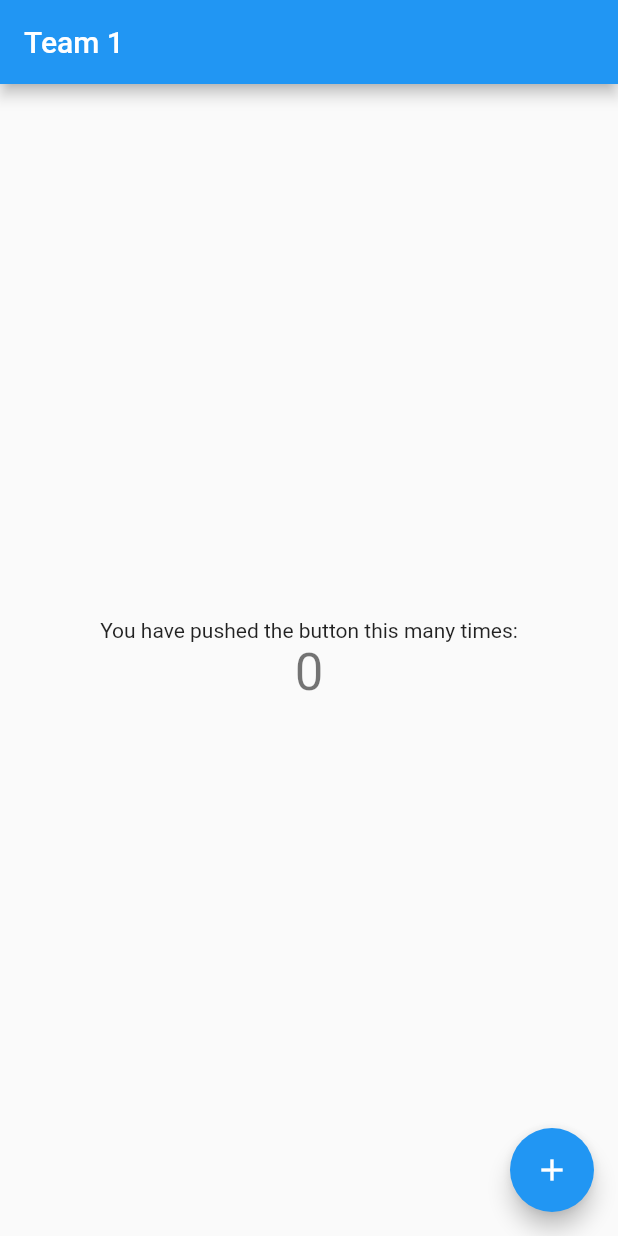
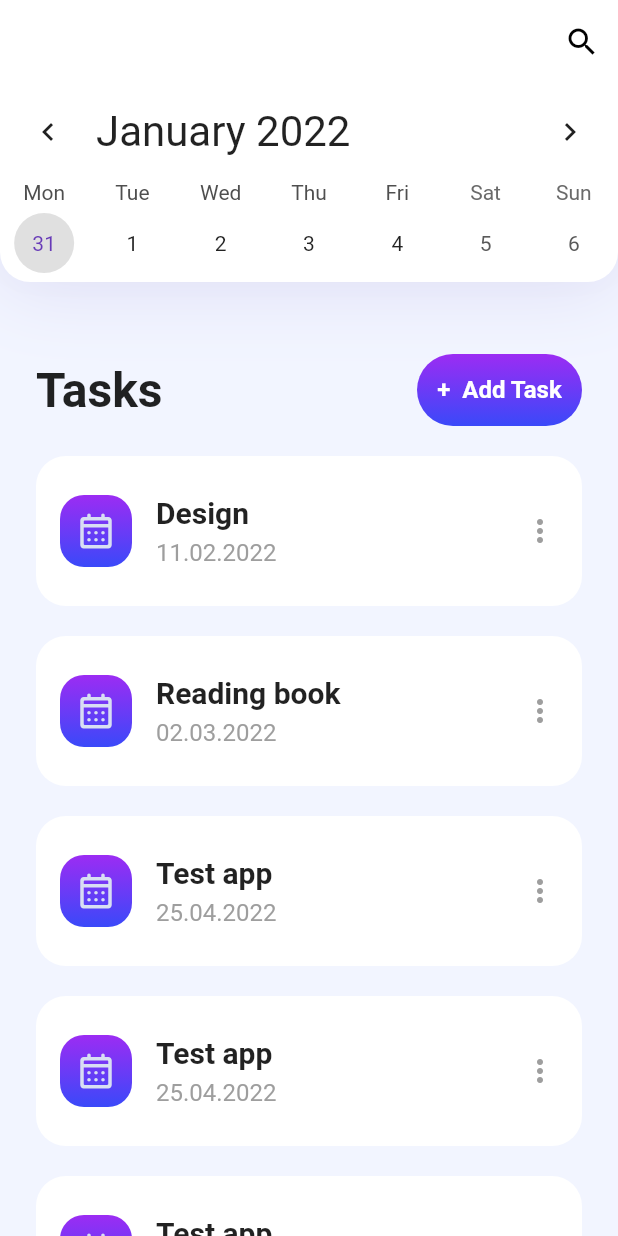
Before and after one commit to ZayniddinMamarasulov/task-manager, a Flutter app: the screen it shows after launch, on a phone screen of 412 x 824 dp. Run offline on Flutter 3.47's test engine with Material 2 defaults, Android fonts, the phone set to English and light mode, and no system bars; drawn by our look-alikes of table_calendar; our stand-ins replace flutter_svg.

Commit message:
tasks page

```diff
--- a/lib/main.dart
+++ b/lib/main.dart
@@ -1,4 +1,6 @@
 import 'package:flutter/material.dart';
+import 'package:flutter_localizations/flutter_localizations.dart';
+import 'package:task_manager/second_page/second_page.dart';
 
 void main() {
   runApp(const MyApp());
@@ -7,109 +9,22 @@ void main() {
 class MyApp extends StatelessWidget {
   const MyApp({Key? key}) : super(key: key);
 
-  // This widget is the root of your application.
   @override
   Widget build(BuildContext context) {
     return MaterialApp(
       title: 'Flutter Demo',
       theme: ThemeData(
-        // This is the theme of your application.
-        //
-        // Try running your application with "flutter run". You'll see the
-        // application has a blue toolbar. Then, without quitting the app, try
-        // changing the primarySwatch below to Colors.green and then invoke
-        // "hot reload" (press "r" in the console where you ran "flutter run",
-        // or simply save your changes to "hot reload" in a Flutter IDE).
-        // Notice that the counter didn't reset back to zero; the application
-        // is not restarted.
         primarySwatch: Colors.blue,
       ),
-      home: const MyHomePage(title: 'Team 1'),
+      localizationsDelegates: const [
+        GlobalMaterialLocalizations.delegate,
+        GlobalWidgetsLocalizations.delegate,
+      ],
+      supportedLocales: const [
+        Locale('ru', 'RU'),
+        Locale('en', 'US'),
+      ],
+      home: const TasksPage(),
     );
   }
 }
-
-class MyHomePage extends StatefulWidget {
-  const MyHomePage({Key? key, required this.title}) : super(key: key);
-
-  // This widget is the home page of your application. It is stateful, meaning
-  // that it has a State object (defined below) that contains fields that affect
-  // how it looks.
-
-  // This class is the configuration for the state. It holds the values (in this
-  // case the title) provided by the parent (in this case the App widget) and
-  // used by the build method of the State. Fields in a Widget subclass are
-  // always marked "final".
-
-  final String title;
-
-  @override
-  State<MyHomePage> createState() => _MyHomePageState();
-}
-
-class _MyHomePageState extends State<MyHomePage> {
-  int _counter = 0;
-
-  void _incrementCounter() {
-    setState(() {
-      // This call to setState tells the Flutter framework that something has
-      // changed in this State, which causes it to rerun the build method below
-      // so that the display can reflect the updated values. If we changed
-      // _counter without calling setState(), then the build method would not be
-      // called again, and so nothing would appear to happen.
-      _counter++;
-    });
-  }
-
-  @override
-  Widget build(BuildContext context) {
-    // This method is rerun every time setState is called, for instance as done
-    // by the _incrementCounter method above.
-    //
-    // The Flutter framework has been optimized to make rerunning build methods
-    // fast, so that you can just rebuild anything that needs updating rather
-    // than having to individually change instances of widgets.
-    return Scaffold(
-      appBar: AppBar(
-        // Here we take the value from the MyHomePage object that was created by
-        // the App.build method, and use it to set our appbar title.
-        title: Text(widget.title),
-      ),
-      body: Center(
-        // Center is a layout widget. It takes a single child and positions it
-        // in the middle of the parent.
-        child: Column(
-          // Column is also a layout widget. It takes a list of children and
-          // arranges them vertically. By default, it sizes itself to fit its
-          // children horizontally, and tries to be as tall as its parent.
-          //
-          // Invoke "debug painting" (press "p" in the console, choose the
-          // "Toggle Debug Paint" action from the Flutter Inspector in Android
-          // Studio, or the "Toggle Debug Paint" command in Visual Studio Code)
-          // to see the wireframe for each widget.
-          //
-          // Column has various properties to control how it sizes itself and
-          // how it positions its children. Here we use mainAxisAlignment to
-          // center the children vertically; the main axis here is the vertical
-          // axis because Columns are vertical (the cross axis would be
-          // horizontal).
-          mainAxisAlignment: MainAxisAlignment.center,
-          children: <Widget>[
-            const Text(
-              'You have pushed the button this many times:',
-            ),
-            Text(
-              '$_counter',
-              style: Theme.of(context).textTheme.headline4,
-            ),
-          ],
-        ),
-      ),
-      floatingActionButton: FloatingActionButton(
-        onPressed: _incrementCounter,
-        tooltip: 'Increment',
-        child: const Icon(Icons.add),
-      ), // This trailing comma makes auto-formatting nicer for build methods.
-    );
-  }
-}
--- /dev/null
+++ b/lib/models/task.dart
@@ -0,0 +1,17 @@
+class Task {
+  final String title;
+  final String date;
+
+  Task({required this.title, required this.date});
+
+  static List<Task> tasks = [
+    Task(title: 'Design', date: '11.02.2022'),
+    Task(title: 'Reading book', date: '02.03.2022'),
+    Task(title: 'Test app', date: '25.04.2022'),
+    Task(title: 'Test app', date: '25.04.2022'),
+    Task(title: 'Test app', date: '25.04.2022'),
+    Task(title: 'Test app', date: '25.04.2022'),
+    Task(title: 'Test app', date: '25.04.2022'),
+    Task(title: 'Test app', date: '25.04.2022'),
+  ];
+}
--- /dev/null
+++ b/lib/second_page/custom_calendar.dart
@@ -0,0 +1,129 @@
+import 'package:flutter/material.dart';
+import 'package:table_calendar/table_calendar.dart';
+
+class CustomCalendar extends StatefulWidget {
+  final locale;
+
+  const CustomCalendar({Key? key, required this.locale}) : super(key: key);
+
+  @override
+  State<CustomCalendar> createState() => _CustomCalendarState();
+}
+
+class _CustomCalendarState extends State<CustomCalendar> {
+  var _calendarFormat = CalendarFormat.week;
+
+  var focusedDay = DateTime.now();
+
+  @override
+  void initState() {
+    // TODO: implement initState
+    super.initState();
+  }
+
+  @override
+  Widget build(BuildContext context) {
+    return Container(
+      decoration: const BoxDecoration(
+        color: Colors.white,
+        borderRadius: BorderRadius.only(
+          bottomLeft: Radius.circular(20),
+          bottomRight: Radius.circular(20),
+        ),
+        boxShadow: [
+          BoxShadow(
+            color: Color(0xff05000000),
+            offset: Offset(0, -7),
+            blurRadius: 23,
+          ),
+          BoxShadow(
+            color: Color(0xff26725CC1),
+            offset: Offset(0, 4),
+            blurRadius: 44,
+          ),
+        ],
+      ),
+      child: TableCalendar(
+        // calendarBuilders: CalendarBuilders(
+        //   selectedBuilder: (context, date, events) {
+        //     print(date);
+        //     setState(() {
+        //       focusedDay = date;
+        //     });
+        //     return Container(
+        //         margin: const EdgeInsets.all(4.0),
+        //         alignment: Alignment.center,
+        //         decoration: BoxDecoration(
+        //             color: Theme.of(context).primaryColor,
+        //             borderRadius: BorderRadius.circular(10.0)),
+        //         child: Text(
+        //           date.day.toString(),
+        //           style: TextStyle(color: Colors.deepPurple),
+        //         ));
+        //   },
+        //   todayBuilder: (context, date, events) => Container(
+        //       margin: const EdgeInsets.all(4.0),
+        //       alignment: Alignment.center,
+        //       decoration: BoxDecoration(
+        //           color: Colors.grey.shade300,
+        //           borderRadius: BorderRadius.circular(10.0)),
+        //       child: Text(
+        //         date.day.toString(),
+        //         style: TextStyle(color: Colors.deepPurple),
+        //       )),
+        // ),
+        // headerVisible: false,
+        headerStyle: const HeaderStyle(
+          formatButtonVisible: false,
+          titleTextStyle: TextStyle(fontSize: 28),
+          // rightChevronVisible: false,
+          // leftChevronVisible: false,
+        ),
+        firstDay: DateTime.utc(2010, 10, 16),
+        lastDay: DateTime.utc(2030, 3, 14),
+        focusedDay: focusedDay,
+        startingDayOfWeek: StartingDayOfWeek.monday,
+        calendarFormat: _calendarFormat,
+        formatAnimationCurve: Curves.easeInOut,
+        formatAnimationDuration: const Duration(milliseconds: 300),
+        pageAnimationCurve: Curves.easeInOut,
+        pageAnimationDuration: const Duration(milliseconds: 500),
+        pageAnimationEnabled: false,
+        locale: widget.locale,
+        onFormatChanged: (format) {
+          setState(() {
+            _calendarFormat = format;
+          });
+        },
+        calendarStyle: CalendarStyle(
+          todayTextStyle: const TextStyle(color: Colors.deepPurple),
+          selectedTextStyle: const TextStyle(color: Colors.deepPurple),
+          selectedDecoration: BoxDecoration(
+            color: Colors.grey.shade300,
+            shape: BoxShape.circle,
+          ),
+          todayDecoration: BoxDecoration(
+            color: Colors.grey.shade300,
+            shape: BoxShape.circle,
+          ),
+
+          /*canEventMarkersOverflow: true,
+          todayColor: Colors.orange,
+          selectedColor: Theme.of(context).primaryColor,
+          todayStyle: TextStyle(
+            fontWeight: FontWeight.bold,
+            fontSize: 18.0,
+            color: Colors.white,
+          ),*/
+        ),
+        onDaySelected: (time1, events) {
+          // print('time1: $time1');
+          // print('time2: $events');
+          setState(() {
+            focusedDay = events;
+          });
+        },
+      ),
+    );
+  }
+}
--- /dev/null
+++ b/lib/second_page/my_tasks_widget.dart
@@ -0,0 +1,140 @@
+import 'package:flutter/material.dart';
+import 'package:flutter_svg/svg.dart';
+import 'package:task_manager/assets/colors/app_colors.dart';
+import 'package:task_manager/models/task.dart';
+
+class MyTasksWidget extends StatelessWidget {
+  const MyTasksWidget({
+    Key? key,
+  }) : super(key: key);
+
+  @override
+  Widget build(BuildContext context) {
+    return Expanded(
+      child: Padding(
+        padding: const EdgeInsets.symmetric(horizontal: 24.0),
+        child: Column(
+          crossAxisAlignment: CrossAxisAlignment.start,
+          children: [
+            Padding(
+              padding: const EdgeInsets.only(top: 48),
+              child: Row(
+                mainAxisAlignment: MainAxisAlignment.spaceBetween,
+                children: [
+                  const Text(
+                    'Tasks',
+                    style: TextStyle(fontSize: 32, fontWeight: FontWeight.w600),
+                  ),
+                  InkWell(
+                    onTap: () {},
+                    child: Container(
+                        height: 48,
+                        width: 110,
+                        alignment: Alignment.center,
+                        decoration: BoxDecoration(
+                          borderRadius: BorderRadius.circular(32),
+                          gradient: const LinearGradient(
+                            begin: Alignment.topRight,
+                            end: Alignment.bottomRight,
+                            colors: [
+                              Color(AppColors.topGradient),
+                              Color(AppColors.bottomGradient),
+                            ],
+                          ),
+                        ),
+                        child: const Text(
+                          '+  Add Task',
+                          style: TextStyle(
+                            fontSize: 16,
+                            fontWeight: FontWeight.w600,
+                            color: Colors.white,
+                          ),
+                        )),
+                  ),
+                ],
+              ),
+            ),
+            Expanded(
+              child: ListView.builder(
+                  shrinkWrap: true,
+                  physics: const BouncingScrollPhysics(),
+                  itemCount: Task.tasks.length,
+                  itemBuilder: (context, index) {
+                    final task = Task.tasks[index];
+                    return Container(
+                      height: 100,
+                      width: double.infinity,
+                      margin: const EdgeInsets.only(top: 20),
+                      padding: const EdgeInsets.only(left: 16, right: 4),
+                      decoration: BoxDecoration(
+                        color: Colors.white,
+                        borderRadius: BorderRadius.circular(20),
+                      ),
+                      child: Row(
+                        mainAxisAlignment: MainAxisAlignment.spaceBetween,
+                        children: [
+                          Row(
+                            children: [
+                              Container(
+                                height: 48,
+                                width: 48,
+                                padding: const EdgeInsets.all(10),
+                                decoration: BoxDecoration(
+                                  borderRadius: BorderRadius.circular(16),
+                                  gradient: const LinearGradient(
+                                    begin: Alignment.topRight,
+                                    end: Alignment.bottomRight,
+                                    colors: [
+                                      Color(AppColors.topGradient),
+                                      Color(AppColors.bottomGradient),
+                                    ],
+                                  ),
+                                ),
+                                child: SvgPicture.asset(
+                                  'lib/assets/icons/ic_calendar.svg',
+                                  height: 25,
+                                  width: 30,
+                                ),
+                              ),
+                              const SizedBox(width: 16),
+                              Column(
+                                mainAxisAlignment: MainAxisAlignment.center,
+                                crossAxisAlignment: CrossAxisAlignment.start,
+                                children: [
+                                  Text(
+                                    task.title,
+                                    style: const TextStyle(
+                                      fontSize: 20,
+                                      fontWeight: FontWeight.w600,
+                                    ),
+                                  ),
+                                  const SizedBox(height: 6),
+                                  Text(
+                                    task.date,
+                                    style: const TextStyle(
+                                      fontSize: 16,
+                                      color: Colors.grey,
+                                    ),
+                                  ),
+                                ],
+                              ),
+                            ],
+                          ),
+                          IconButton(
+                            onPressed: () {},
+                            icon: const Icon(
+                              Icons.more_vert,
+                              color: Colors.grey,
+                            ),
+                          ),
+                        ],
+                      ),
+                    );
+                  }),
+            ),
+          ],
+        ),
+      ),
+    );
+  }
+}
--- /dev/null
+++ b/lib/second_page/second_page.dart
@@ -0,0 +1,49 @@
+import 'package:flutter/cupertino.dart';
+import 'package:flutter/material.dart';
+
+import 'custom_calendar.dart';
+import 'my_tasks_widget.dart';
+
+class TasksPage extends StatefulWidget {
+  const TasksPage({Key? key}) : super(key: key);
+
+  @override
+  _TasksPageState createState() => _TasksPageState();
+}
+
+class _TasksPageState extends State<TasksPage> {
+  late var locale;
+
+  @override
+  void didChangeDependencies() {
+    super.didChangeDependencies();
+    locale = Localizations.localeOf(context).toLanguageTag();
+    print(locale);
+  }
+
+  @override
+  Widget build(BuildContext context) {
+    return Scaffold(
+      backgroundColor: const Color(0xffF2F5FF),
+      appBar: AppBar(
+        elevation: 0,
+        backgroundColor: Colors.white,
+        actions: [
+          IconButton(
+            onPressed: () {},
+            icon: const Icon(
+              Icons.search,
+              color: Colors.black,
+            ),
+          ),
+        ],
+      ),
+      body: Column(
+        children: [
+          CustomCalendar(locale: locale),
+          const MyTasksWidget(),
+        ],
+      ),
+    );
+  }
+}
```
Also changed, not shown: pubspec.yaml (+7 -2 lines), pubspec.lock.
